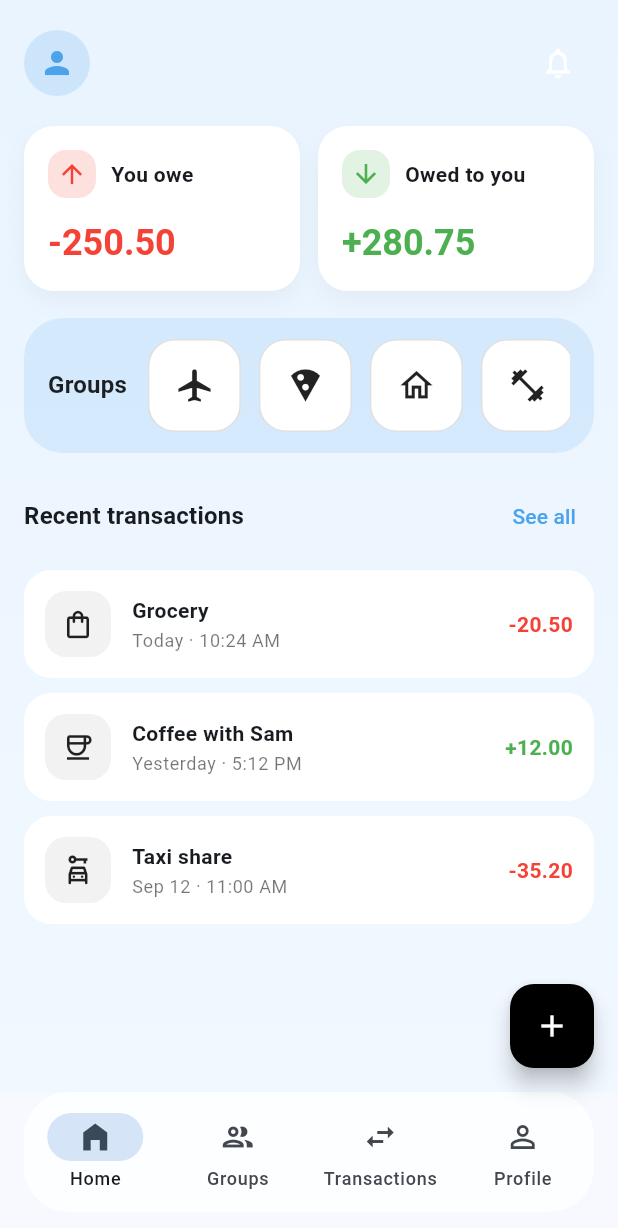
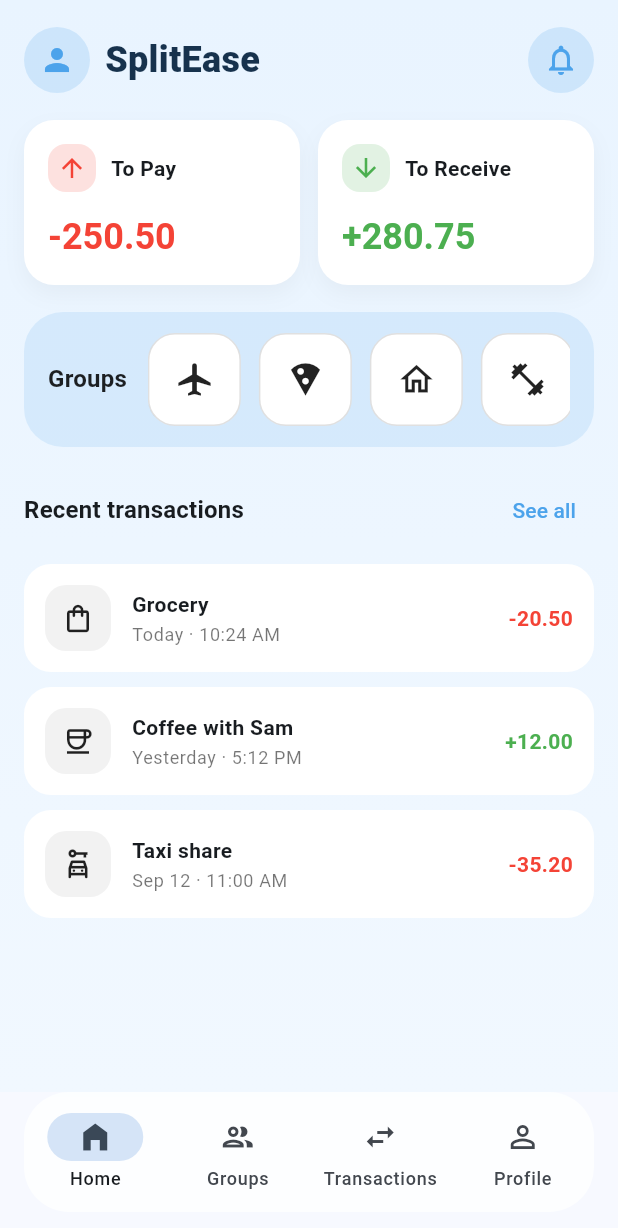
Before and after one commit to vismay-21/splitease, a Flutter app: the MainNavPage screen opened directly, after a tap on the "notifications none" icon, on a phone screen of 412 x 824 dp. Shown: the top 1228 px of the screen. Run offline on Flutter 3.47's test engine with Material 3 defaults, Android fonts, the phone set to English and light mode, and no system bars; our stand-ins replace app_links, supabase_flutter; accounts and stored records are empty; network calls fail.

Commit message:
main , home, profile

```diff
--- a/lib/main.dart
+++ b/lib/main.dart
@@ -319,15 +319,6 @@ class _MainNavPageState extends State<MainNavPage> {
         },
         children: _pages,
       ),
-      floatingActionButton: _selectedIndex == 0
-          ? FloatingActionButton(
-              onPressed: () {},
-              backgroundColor: Colors.black,
-              tooltip: 'Add expense',
-              child: const Icon(Icons.add, color: Colors.white),
-            )
-          : null,
-      floatingActionButtonLocation: FloatingActionButtonLocation.endFloat,
       bottomNavigationBar: Padding(
         padding: const EdgeInsets.fromLTRB(16, 0, 16, 16),
         child: ClipRRect(
--- a/lib/screens/home_screen.dart
+++ b/lib/screens/home_screen.dart
@@ -8,16 +8,12 @@ class HomeScreen extends StatelessWidget {
 
   @override
   Widget build(BuildContext context) {
-
     return Container(
       decoration: const BoxDecoration(
         gradient: LinearGradient(
           begin: Alignment.topCenter,
           end: Alignment.bottomCenter,
-          colors: [
-            Color(0xFFE9F4FF),
-            Color(0xFFF1F8FF),
-          ],
+          colors: [Color(0xFFE9F4FF), Color(0xFFF1F8FF)],
         ),
       ),
       child: SafeArea(
@@ -31,6 +27,8 @@ class HomeScreen extends StatelessWidget {
                 Row(
                   mainAxisAlignment: MainAxisAlignment.spaceBetween,
                   children: [
+                    Row(
+                      children: [
                         CircleAvatar(
                           radius: 22,
                           backgroundColor: _primaryBlue.withAlpha(46),
@@ -40,11 +38,31 @@ class HomeScreen extends StatelessWidget {
                             size: 24,
                           ),
                         ),
-                    IconButton(
+                        const SizedBox(width: 10),
+                        Text(
+                          'SplitEase',
+                          style: Theme.of(context).textTheme.titleMedium
+                              ?.copyWith(
+                                fontSize: 24,
+                                fontWeight: FontWeight.w800,
+                                color: const Color(0xFF17324D),
+                                letterSpacing: 0.2,
+                              ),
+                        ),
+                      ],
+                    ),
+                    CircleAvatar(
+                      radius: 22,
+                      backgroundColor: _primaryBlue.withAlpha(46),
+                      child: IconButton(
                         onPressed: () {},
-                      icon: const Icon(Icons.notifications_none),
-                      color: Colors.white,
+                        icon: Icon(
+                          Icons.notifications_none,
+                          color: _primaryBlue,
+                          size: 24,
+                        ),
                         tooltip: 'Notifications',
+                      ),
                     ),
                   ],
                 ),
@@ -53,7 +71,7 @@ class HomeScreen extends StatelessWidget {
                   children: [
                     Expanded(
                       child: _OweCard(
-                        title: 'You owe',
+                        title: 'To Pay',
                         amount: '-250.50',
                         amountColor: Colors.red,
                         icon: Icons.arrow_upward,
@@ -63,7 +81,7 @@ class HomeScreen extends StatelessWidget {
                     const SizedBox(width: 12),
                     Expanded(
                       child: _OweCard(
-                        title: 'Owed to you',
+                        title: 'To Receive',
                         amount: '+280.75',
                         amountColor: Colors.green,
                         icon: Icons.arrow_downward,
@@ -80,10 +98,9 @@ class HomeScreen extends StatelessWidget {
                   children: [
                     Text(
                       'Recent transactions',
-                      style: Theme.of(context)
-                          .textTheme
-                          .titleMedium
-                          ?.copyWith(fontWeight: FontWeight.w700),
+                      style: Theme.of(context).textTheme.titleMedium?.copyWith(
+                        fontWeight: FontWeight.w700,
+                      ),
                     ),
                     TextButton(
                       onPressed: () {},
@@ -167,18 +184,14 @@ class _OweCard extends StatelessWidget {
                   color: amountColor.withAlpha(41),
                   borderRadius: BorderRadius.circular(12),
                 ),
-                child: Icon(
-                  icon,
-                  size: 20,
-                  color: amountColor,
-                ),
+                child: Icon(icon, size: 20, color: amountColor),
               ),
               const SizedBox(width: 10),
               Text(
                 title,
-                style: Theme.of(context).textTheme.bodyMedium?.copyWith(
-                      fontWeight: FontWeight.w600,
-                    ),
+                style: Theme.of(
+                  context,
+                ).textTheme.bodyMedium?.copyWith(fontWeight: FontWeight.w600),
               ),
             ],
           ),
@@ -242,9 +255,7 @@ class _GroupBar extends StatelessWidget {
                       decoration: BoxDecoration(
                         color: Colors.white,
                         borderRadius: BorderRadius.circular(18),
-                        border: Border.all(
-                          color: Colors.black.withAlpha(31),
-                        ),
+                        border: Border.all(color: Colors.black.withAlpha(31)),
                       ),
                       child: Center(
                         child: Icon(
@@ -301,11 +312,7 @@ class _TransactionTile extends StatelessWidget {
                     color: Colors.black.withAlpha(13),
                     borderRadius: BorderRadius.circular(14),
                   ),
-                  child: Icon(
-                    icon,
-                    color: Colors.black87,
-                    size: 22,
-                  ),
+                  child: Icon(icon, color: Colors.black87, size: 22),
                 ),
                 const SizedBox(width: 14),
                 Expanded(
@@ -321,10 +328,9 @@ class _TransactionTile extends StatelessWidget {
                       const SizedBox(height: 2),
                       Text(
                         subtitle,
-                        style: Theme.of(context)
-                            .textTheme
-                            .bodySmall
-                            ?.copyWith(color: Colors.black54),
+                        style: Theme.of(
+                          context,
+                        ).textTheme.bodySmall?.copyWith(color: Colors.black54),
                       ),
                     ],
                   ),
--- a/lib/screens/profile_screen.dart
+++ b/lib/screens/profile_screen.dart
@@ -71,10 +71,7 @@ class _ProfileScreenState extends State<ProfileScreen> {
   Widget _buildHeader() {
     return Padding(
       padding: const EdgeInsets.fromLTRB(24, 16, 24, 12),
-      child: Row(
-        mainAxisAlignment: MainAxisAlignment.spaceBetween,
-        children: [
-          Text(
+      child: Text(
         'Your profile',
         style: TextStyle(
           fontSize: 34,
@@ -83,16 +80,6 @@ class _ProfileScreenState extends State<ProfileScreen> {
           color: textDark,
           letterSpacing: -1.2,
         ),
-          ),
-          Container(
-            padding: const EdgeInsets.all(12),
-            decoration: BoxDecoration(
-              color: cardColor.withOpacity(0.5),
-              shape: BoxShape.circle,
-            ),
-            child: Icon(Icons.menu, color: textDark),
-          ),
-        ],
       ),
     );
   }
@@ -191,7 +178,7 @@ class _ProfileScreenState extends State<ProfileScreen> {
           _buildSettingsTile(
             context,
             icon: Icons.account_balance_wallet_outlined,
-            title: _upiId,
+            title: 'UPI ID: $_upiId',
             onTap: () async {
               await Clipboard.setData(ClipboardData(text: _upiId));
               if (!context.mounted) {
--- a/lib/screens/transactions_screen.dart
+++ b/lib/screens/transactions_screen.dart
@@ -15,8 +15,8 @@ class TransactionsScreen extends StatelessWidget {
             'Transactions Page',
             textAlign: TextAlign.center,
             style: Theme.of(context).textTheme.headlineSmall?.copyWith(
-                  fontWeight: FontWeight.w700,
-                ),
+              fontWeight: FontWeight.w700,
+            ),
           ),
           const SizedBox(height: 12),
           Text(
```
Lines whose indentation alone changed are shown as unchanged.
